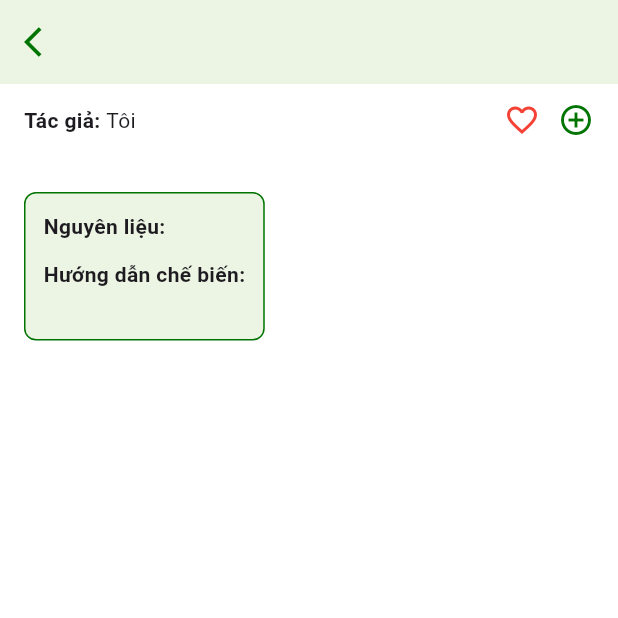
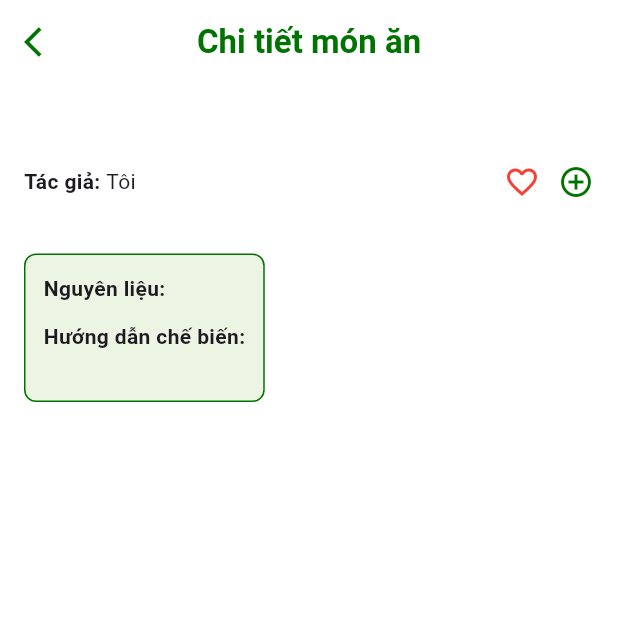
Before and after one commit to NguyenHongLoan125/lolly_app, a Flutter app: the DishDetailScreen screen opened directly with empty values, on a phone screen of 412 x 824 dp, the top half of it. Run offline on Flutter 3.47's test engine with Material 3 defaults, Android fonts, the phone set to English and light mode, and no system bars; our stand-ins replace cached_network_image, device_info_plus, diacritic, flutter_secure_storage, get, go_router and 6 more; accounts and stored records are empty.

Commit message:
update detail dish screen

```diff
--- a/lolly_app/lib/views/screens/inner_screens/detail_dish_screen.dart
+++ b/lolly_app/lib/views/screens/inner_screens/detail_dish_screen.dart
@@ -99,14 +99,15 @@ class _DishDetailScreenState extends State<DishDetailScreen> {
             slivers: [
               SliverAppBar(
                 pinned: true,
-                backgroundColor: Color(0xFFECF5E3),
+                backgroundColor: const Color(0xFFFFFFFF),
                 title: Text(
-                  dish.dishName ?? '',
+                  'Chi tiết món ăn',
                   style: const TextStyle(
                     color: Color(0xff007400),
                     fontWeight: FontWeight.bold,
                   ),
                 ),
+                centerTitle: true,
                 leading: IconButton(
                   icon: const Icon(Icons.arrow_back_ios, color: Color(0xff007400)),
                   onPressed: () => Navigator.of(context).pop(),
@@ -122,14 +123,30 @@ class _DishDetailScreenState extends State<DishDetailScreen> {
                         borderRadius: BorderRadius.circular(0),
                         child: Image.network(
                           dish.imageUrl!,
-                          height: 200,
+                          height: 250,
                           width: double.infinity,
-                          fit: BoxFit.cover,
+                          fit: BoxFit.fill,
                         ),
                       ),
                     const SizedBox(height: 12),
 
                     // Tác giả + hành động
+                    Column(
+                      children: [
+                        Padding(
+                          padding: const EdgeInsets.symmetric(horizontal: 16),
+                          child: Text(
+                            dish.dishName ?? '',
+                            style: const TextStyle(
+                              color: Color(0xff007400),
+                              fontWeight: FontWeight.bold,
+                              fontSize: 20,
+                            ),
+                            textAlign: TextAlign.center,
+                          ),
+                        ),
+                        const SizedBox(height: 12),
+
                         Padding(
                           padding: const EdgeInsets.symmetric(horizontal: 16),
                           child: Row(
@@ -198,15 +215,17 @@ class _DishDetailScreenState extends State<DishDetailScreen> {
                             ],
                           ),
                         ),
+                      ],
+                    ),
 
                     const SizedBox(height: 16),
 
                     // Thông tin tổng quan (time, độ khó, khẩu phần)
                     Padding(
                       padding: const EdgeInsets.symmetric(horizontal: 16),
-                      child: Wrap(
-                        spacing: 16,
-                        runSpacing: 12,
+                      child: SingleChildScrollView(
+                        scrollDirection: Axis.horizontal,
+                        child: Row(
                           children: [
                             if (dish.time != null)
                               _infoIconFromAsset('assets/icons/time.png', dish.time!),
@@ -214,16 +233,22 @@ class _DishDetailScreenState extends State<DishDetailScreen> {
                               _infoIconFromAsset('assets/icons/level.png', dish.difficulty!),
                             if (dish.people != null)
                               _infoIconFromAsset('assets/icons/people.png', '${dish.people} người'),
-
                             if (dish.types != null)
                               ...dish.types!.map((e) => _infoIconFromAsset('assets/icons/category.png', e)),
                             if (dish.styles != null)
                               ...dish.styles!.map((e) => _infoIconFromAsset('assets/icons/nation.png', e)),
                             if (dish.diets != null)
                               ...dish.diets!.map((e) => _infoIconFromAsset('assets/icons/healthy.png', e)),
-                        ],
+                          ].expand((widget) => [
+                            Padding(
+                              padding: const EdgeInsets.only(right: 16.0),
+                              child: widget,
+                            )
+                          ]).toList(),
                         ),
                       ),
+                    ),
+
 
 
 
--- a/lolly_app/lib/views/screens/inner_screens/search_result_screen.dart
+++ b/lolly_app/lib/views/screens/inner_screens/search_result_screen.dart
@@ -119,9 +119,20 @@ class _SearchResultScreenState extends State<SearchResultScreen> {
                                 itemCount: _results.length,
                                 itemBuilder: (context, index) {
                   final dish = _results[index];
-                  return Padding(
-                    padding: const EdgeInsets.only(right: 12.0, bottom: 12),
-                    child: DishItemWidget(dishData: dish),
+                  // return Padding(
+                  //   padding: const EdgeInsets.only(right: 12.0, bottom: 12),
+                  //   child: DishItemWidget(dishData: dish),
+                  // );
+                  return GestureDetector(
+                    onTap: () {
+                      context.push('/dish/${dish['id']}');
+                      // print("chọn món có id: ");
+                      // print(dish['id']);
+                    },
+                    child: Padding(
+                      padding: const EdgeInsets.only(right: 12.0, bottom: 20),
+                      child: DishItemWidget(dishData: dish),
+                    ),
                   );
                                 },
                               ),
```
Lines whose indentation alone changed are shown as unchanged.
